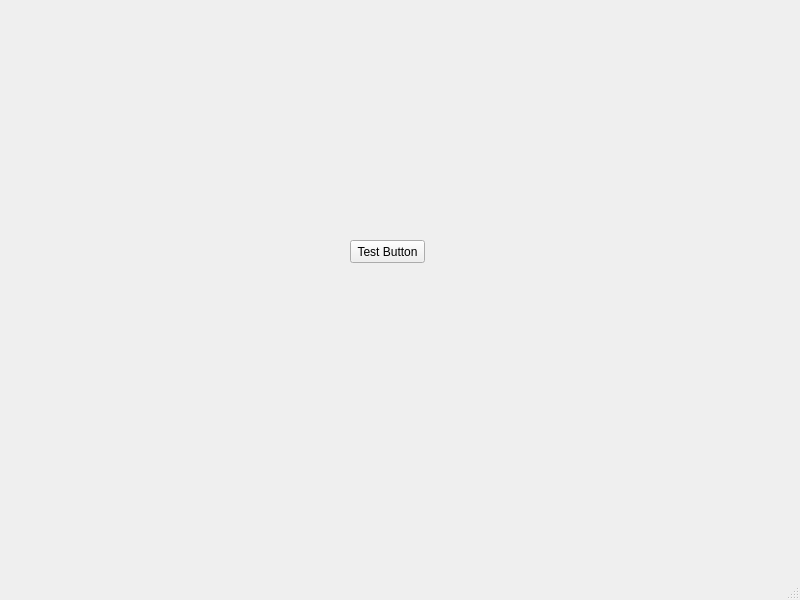
The window that Source_Code/ui/MainWindow.ui (juvus/CNN_Train_Using_PSO) describes before a commit, drawn with Qt 5.
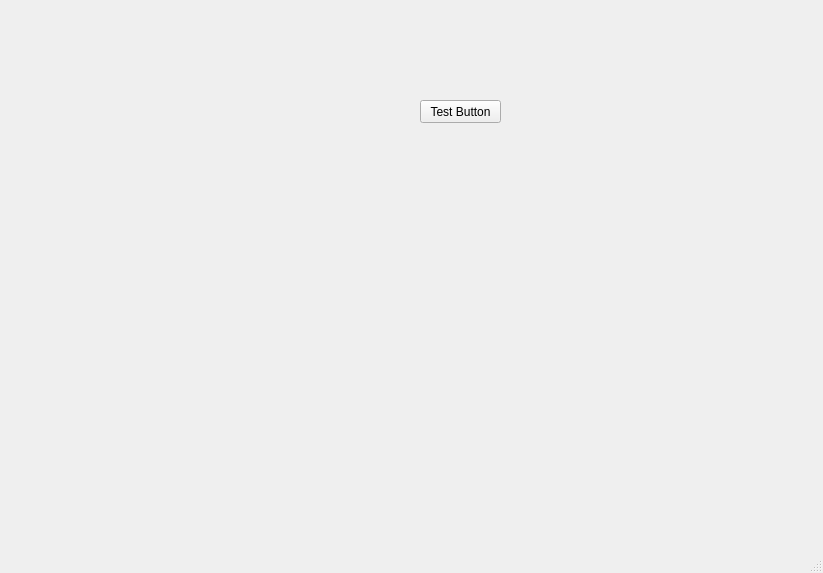
The same window after the commit. Icons and pictures are not drawn.

What changed in the file:
```diff
--- a/Source_Code/ui/MainWindow.ui
+++ b/Source_Code/ui/MainWindow.ui
@@ -6,8 +6,8 @@
    <rect>
     <x>0</x>
     <y>0</y>
-    <width>800</width>
-    <height>600</height>
+    <width>823</width>
+    <height>573</height>
    </rect>
   </property>
   <property name="windowTitle">
@@ -17,9 +17,9 @@
    <widget class="QPushButton" name="pushButton">
     <property name="geometry">
      <rect>
-      <x>350</x>
-      <y>240</y>
-      <width>75</width>
+      <x>420</x>
+      <y>100</y>
+      <width>81</width>
       <height>23</height>
      </rect>
     </property>
```
Left out of the diff: 22 changed lines with no effect on the pictures.
